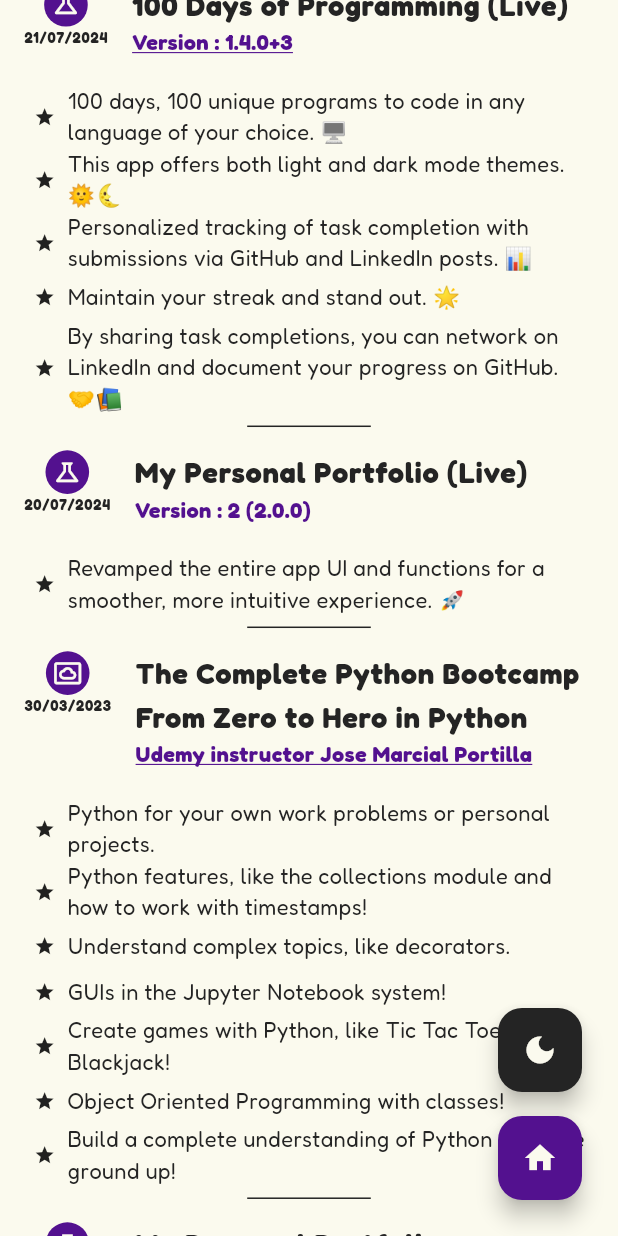
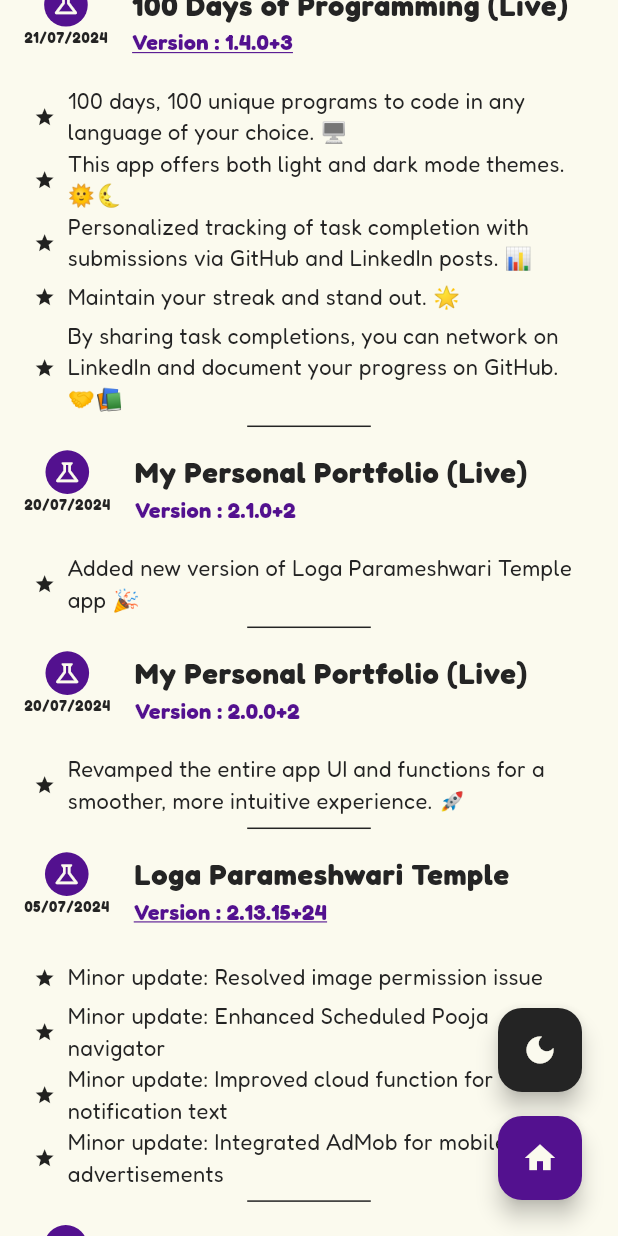
Before and after one commit to sanjay-rb/sanjay-rb.github.io, a Flutter app: the screen it shows after launch, scrolled down 576 dp, on a phone screen of 412 x 824 dp. Run offline on Flutter 3.47's test engine with Material 3 defaults, Android fonts, the phone set to English and light mode, and no system bars; drawn by our look-alikes of flutter_animate; our stand-ins replace get, google_fonts, url_strategy.

Commit message:
Added new version of Loga Parameshwari Temple app (#6)
* Added new version of Loga Parameshwari Temple app

* Updated project

```diff
--- a/lib/app/constants/project_constant.dart
+++ b/lib/app/constants/project_constant.dart
@@ -2,6 +2,74 @@
 import 'package:sanjayrb/app/data/models/timeline_model.dart';
 
 List<TimelineModel> project = [
+  TimelineModel(
+    title: "My Personal Portfolio",
+    subTitle: "Version : 2.1.0+2",
+    date: DateTime(2024, 07, 20),
+    type: TimelineTypeConstant.project,
+    isLive: true,
+    link: "NA",
+    points: [
+      'Added new version of Loga Parameshwari Temple app 🎉',
+    ],
+  ),
+  TimelineModel(
+    title: "Loga Parameshwari Temple",
+    subTitle: "Version : 2.13.15+24",
+    date: DateTime(2024, 07, 05),
+    type: TimelineTypeConstant.project,
+    isLive: false,
+    link:
+        "https://play.google.com/store/apps/details?id=com.sanjoke.loga_parameshwari",
+    points: [
+      'Minor update: Resolved image permission issue',
+      'Minor update: Enhanced Scheduled Pooja navigator',
+      'Minor update: Improved cloud function for notification text',
+      'Minor update: Integrated AdMob for mobile advertisements',
+    ],
+  ),
+  TimelineModel(
+    title: "Loga Parameshwari Temple",
+    subTitle: "Version : 2.13.12+23",
+    date: DateTime(2024, 06, 18),
+    type: TimelineTypeConstant.project,
+    isLive: false,
+    link:
+        "https://play.google.com/store/apps/details?id=com.sanjoke.loga_parameshwari",
+    points: [
+      'Minor update: Resolved image permission issue',
+      'Minor update: Enhanced Scheduled Pooja navigator',
+      'Minor update: Improved cloud function for notification text',
+      'Minor update: Integrated AdMob for mobile advertisements',
+    ],
+  ),
+  TimelineModel(
+    title: "Loga Parameshwari Temple",
+    subTitle: "Version : 2.13.8+22",
+    date: DateTime(2024, 06, 09),
+    type: TimelineTypeConstant.project,
+    isLive: false,
+    link:
+        "https://play.google.com/store/apps/details?id=com.sanjoke.loga_parameshwari",
+    points: [
+      'Security update : Google play policy fix',
+      'Minor revision : Updated special pooja style'
+    ],
+  ),
+  TimelineModel(
+    title: "Loga Parameshwari Temple",
+    subTitle: "Version : 2.13.7+21",
+    date: DateTime(2024, 06, 08),
+    type: TimelineTypeConstant.project,
+    isLive: false,
+    link:
+        "https://play.google.com/store/apps/details?id=com.sanjoke.loga_parameshwari",
+    points: [
+      'Bug fix: Permission issue fixed on storage',
+      'Minor revision : Updated securiy update on cloud functions',
+      'Minor revision : Updated special dates logic, map click'
+    ],
+  ),
   TimelineModel(
     title: "100 Days of Programming",
     subTitle: "Version : 1.4.0+3",
@@ -20,7 +88,7 @@
   ),
   TimelineModel(
     title: "My Personal Portfolio",
-    subTitle: "Version : 2 (2.0.0)",
+    subTitle: "Version : 2.0.0+2",
     date: DateTime(2024, 07, 20),
     type: TimelineTypeConstant.project,
     isLive: true,
@@ -31,10 +99,10 @@
   ),
   TimelineModel(
     title: "100 Days of Flutter",
-    subTitle: "Version : (5) 1.2.7",
+    subTitle: "Version : 1.2.7+5",
     date: DateTime(2021, 02, 17),
     type: TimelineTypeConstant.project,
-    isLive: true,
+    isLive: false,
     link:
         "https://play.google.com/store/apps/details?id=com.sanjoke.hundred_days_of_flutter",
     points: [
@@ -48,7 +116,7 @@
   ),
   TimelineModel(
     title: "My Personal Portfolio",
-    subTitle: "Version : 1 (1.0.0)",
+    subTitle: "Version : 1.0.0+1",
     date: DateTime(2023, 03, 09),
     type: TimelineTypeConstant.project,
     isLive: false,
@@ -58,8 +126,8 @@
     ],
   ),
   TimelineModel(
-    title: "Loga Parameshwari Temple Application",
-    subTitle: "Version : (18) 2.13.1",
+    title: "Loga Parameshwari Temple",
+    subTitle: "Version : 2.13.1+18",
     date: DateTime(2023, 03, 6),
     type: TimelineTypeConstant.project,
     isLive: true,
@@ -78,8 +146,8 @@
     ],
   ),
   TimelineModel(
-    title: "Loga Parameshwari Temple Application",
-    subTitle: "Version : (16) 2.5.8",
+    title: "Loga Parameshwari Temple",
+    subTitle: "Version : 2.5.8+16",
     date: DateTime(2022, 11, 7),
     type: TimelineTypeConstant.project,
     isLive: false,
@@ -91,8 +159,8 @@
     ],
   ),
   TimelineModel(
-    title: "Loga Parameshwari Temple Application",
-    subTitle: "Version : (14) 2.5.4",
+    title: "Loga Parameshwari Temple",
+    subTitle: "Version : 2.5.4+14",
     date: DateTime(2022, 05, 13),
     type: TimelineTypeConstant.project,
     isLive: false,
@@ -109,8 +177,8 @@
     ],
   ),
   TimelineModel(
-    title: "Loga Parameshwari Temple Application",
-    subTitle: "Version : 10 (2.0.0)",
+    title: "Loga Parameshwari Temple",
+    subTitle: "Version : 2.0.0+10",
     date: DateTime(2021, 07, 15),
     type: TimelineTypeConstant.project,
     isLive: false,
@@ -125,8 +193,8 @@
     ],
   ),
   TimelineModel(
-    title: "Loga Parameshwari Temple Application",
-    subTitle: "Version : 1 (1.0.0)",
+    title: "Loga Parameshwari Temple",
+    subTitle: "Version : 1.0.0+1",
     date: DateTime(2021, 05, 27),
     type: TimelineTypeConstant.project,
     isLive: false,
```
Also changed, not shown: 1 other file.
